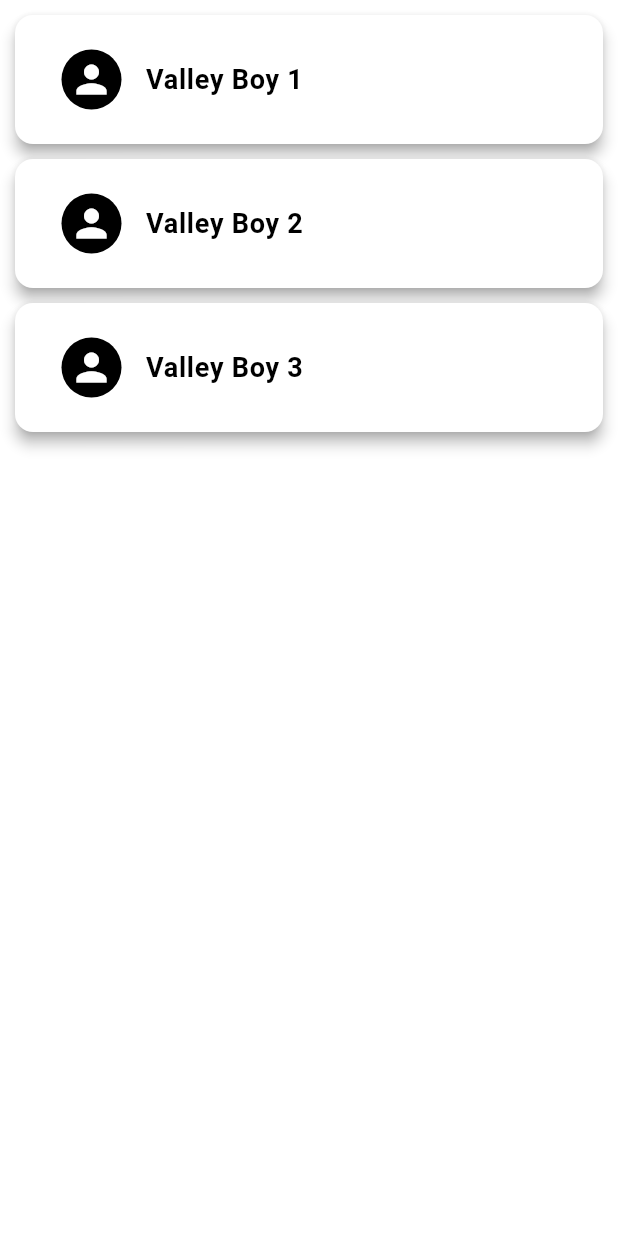
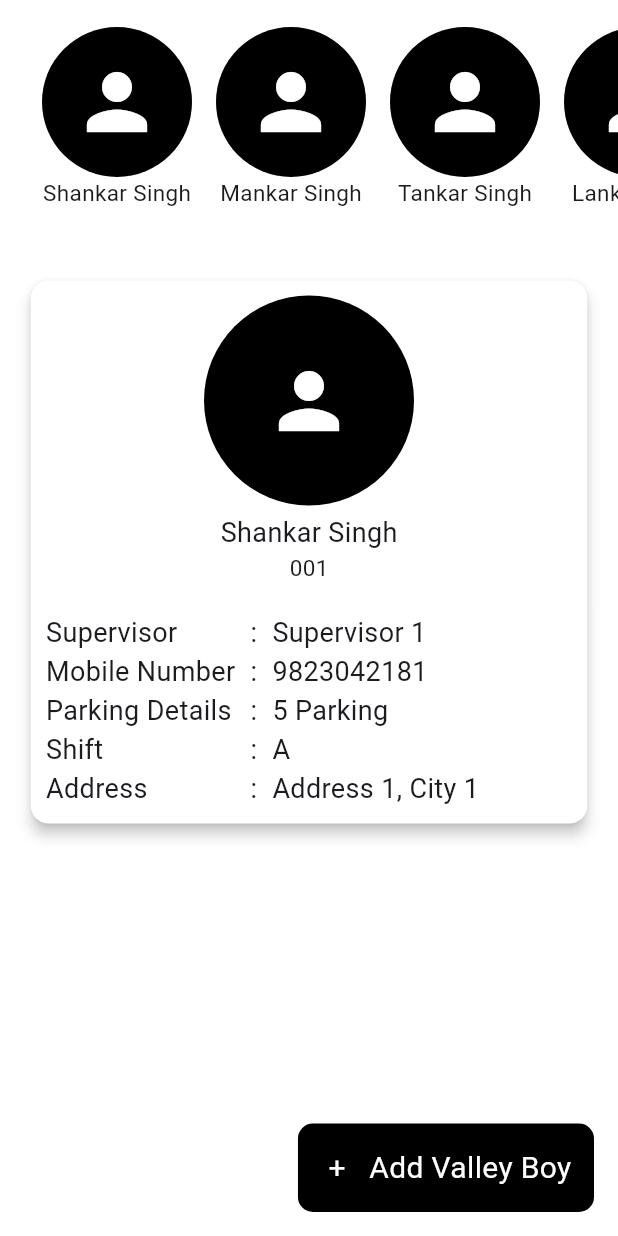
Before and after one commit to HBGadgets/I-park_flutterApp, a Flutter app: the ValleyBoyScreen screen opened directly, on a phone screen of 412 x 824 dp. Run offline on Flutter 3.47's test engine with Material 3 defaults, Android fonts, the phone set to English and light mode, and no system bars; our stand-ins replace image_picker, jwt_decoder, shared_preferences; accounts and stored records are empty.

Commit message:
added a valley boy screen to show his profile

```diff
--- a/lib/controller/user_login_auth.dart
+++ b/lib/controller/user_login_auth.dart
@@ -28,6 +28,8 @@ class AuthService {
         Map<String, dynamic> decodedToken = JwtDecoder.decode(keyToken!);
         int userRole = decodedToken['role'];
 
+        await prefs.setInt('userRole', userRole);
+
         Navigator.pushReplacement(
           context,
           MaterialPageRoute(builder: (context) => HomePage(userRole: userRole)),
@@ -47,6 +49,7 @@ class AuthService {
     final prefs = await SharedPreferences.getInstance();
     if (prefs.containsKey('token')) {
       await prefs.remove('token');
+      await prefs.remove('userRole');
       keyToken = null;
     }
   }
--- a/lib/main.dart
+++ b/lib/main.dart
@@ -22,17 +22,23 @@ class MyApp extends StatelessWidget {
           if (snapshot.connectionState == ConnectionState.waiting) {
             return const SplashPage();
           } else {
-            return snapshot.data == true
-                ? const HomePage(userRole: 0,)
-                : const SplashPage();
+            if (snapshot.data != null) {
+              final userRole = snapshot.data as int;
+              return HomePage(userRole: userRole);
+            } else {
+              return const SplashPage();
+            }
           }
         },
       ),
     );
   }
 
-  Future<bool> checkLoginStatus() async {
+  Future<int?> checkLoginStatus() async {
     final prefs = await SharedPreferences.getInstance();
-    return prefs.containsKey('token');
+    if (prefs.containsKey('token')) {
+      return prefs.getInt('userRole');
+    }
+    return null;
   }
 }
--- a/lib/view/ui/tabBar/main_home/home.dart
+++ b/lib/view/ui/tabBar/main_home/home.dart
@@ -149,7 +149,7 @@ class HomeScreen extends State<HomePage> {
                 backgroundColor: Colors.black12,
                 shape: RoundedRectangleBorder(
                   borderRadius: BorderRadius.circular(16),
-                ), // Rounded edges
+                ),
                 contentPadding: EdgeInsets.zero,
                 content: Container(
                   decoration: BoxDecoration(
@@ -223,7 +223,7 @@ class HomeScreen extends State<HomePage> {
           backgroundColor: color,
           shape: RoundedRectangleBorder(
             borderRadius: BorderRadius.circular(20),
-          ), // Rounded button
+          ),
         ),
         child: Text(text, style: TextStyle(color: Colors.black, fontSize: 16)),
       ),
--- a/lib/view/ui/valleyBoy/valleyBoyScreen.dart
+++ b/lib/view/ui/valleyBoy/valleyBoyScreen.dart
@@ -1,60 +1,190 @@
 import 'package:flutter/material.dart';
 
-class ValleyBoyScreen extends StatelessWidget {
+class ValleyBoyScreen extends StatefulWidget {
   const ValleyBoyScreen({super.key});
+
+  @override
+  ValleyBoyScreenState createState() => ValleyBoyScreenState();
+}
+
+class ValleyBoyScreenState extends State<ValleyBoyScreen> {
+
+  final List<Map<String, String>> valleyBoys = [
+    {
+      "name": "Shankar Singh",
+      "supervisor": "Supervisor 1",
+      "mobile": "9823042181",
+      "parking": "5 Parking",
+      "shift": "A",
+      "address": "Address 1, City 1",
+      "image": "assets/shankar.png",
+    },
+    {
+      "name": "Mankar Singh",
+      "supervisor": "Supervisor 2",
+      "mobile": "9823042182",
+      "parking": "8 Parking",
+      "shift": "B",
+      "address": "Address 2, City 2",
+      "image": "assets/mankar.png",
+    },
+    {
+      "name": "Tankar Singh",
+      "supervisor": "Supervisor 3",
+      "mobile": "9823042183",
+      "parking": "3 Parking",
+      "shift": "C",
+      "address": "Address 3, City 3",
+      "image": "assets/tankar.png",
+    },
+    {
+      "name": "Lankar Singh",
+      "supervisor": "Supervisor 4",
+      "mobile": "9823042184",
+      "parking": "2 Parking",
+      "shift": "D",
+      "address": "Address 4, City 4",
+      "image": "assets/lankar.png",
+    },
+  ];
+
+  int selectedIndex = 0;
 
   @override
   Widget build(BuildContext context) {
     return Scaffold(
-
+      floatingActionButton: Container(
+        decoration: BoxDecoration(
+          borderRadius: BorderRadius.circular(10),
+          color: Colors.black,
+        ),
+        child: Padding(
+          padding: const EdgeInsets.all(15.0),
+          child: Text(
+            " +   Add Valley Boy",
+            style: TextStyle(color: Colors.white, fontSize: 20),
+          ),
+        ),
+      ),
       backgroundColor: Colors.white,
-      body: ListView(
-        padding: EdgeInsets.all(10),
-        children: [
-          valleyBoyCardContent("Valley Boy 1"),
-          valleyBoyCardContent("Valley Boy 2"),
-          valleyBoyCardContent("Valley Boy 3"),
-        ],
-      ),
-    );
-  }
-
-  Widget valleyBoyCardContent(String name) {
-    return Card(
-      margin: const EdgeInsets.only(bottom: 10),
-      elevation: 4,
-      shadowColor: Colors.grey,
-      color: Colors.white,
-      child: Padding(
-        padding: EdgeInsets.all(15),
+      body: SingleChildScrollView(
         child: Column(
-          crossAxisAlignment: CrossAxisAlignment.center,
           children: [
-            listTileUser(name),
+            SizedBox(height: 10),
+            SingleChildScrollView(
+              scrollDirection: Axis.horizontal,
+              child: Row(
+                children: [
+                  SizedBox(width: 20),
+                  ...List.generate(valleyBoys.length, (index) {
+                    return GestureDetector(
+                      onTap: () {
+                        setState(() {
+                          selectedIndex = index;
+                        });
+                      },
+                      child: Padding(
+                        padding: const EdgeInsets.all(8.0),
+                        child: Container(
+                          width: 100,
+                          child: Column(
+                            children: [
+                              CircleAvatar(
+                                radius: 50,
+                                child: Icon(
+                                  Icons.person,
+                                  size: 60,
+                                  color: Colors.white,
+                                ),
+                                backgroundColor: Colors.black,
+                              ),
+                              Text(
+                                valleyBoys[index]["name"]!,
+                                style: TextStyle(fontSize: 15),
+                                maxLines: 2,
+                              ),
+                            ],
+                          ),
+                        ),
+                      ),
+                    );
+                  }),
+                ],
+              ),
+            ),
+            Card(
+              color: Colors.white,
+              elevation: 4,
+              margin: EdgeInsets.only(left: 20, right: 20, top: 40, bottom: 20),
+              child: Padding(
+                padding: const EdgeInsets.all(10.0),
+                child: Column(
+                  children: [
+                    CircleAvatar(
+                      radius: 70,
+                      child: Icon(
+                        Icons.person,
+                        size: 60,
+                        color: Colors.white,
+                      ),
+                      backgroundColor: Colors.black,
+                    ),
+                    SizedBox(height: 5),
+                    Text(valleyBoys[selectedIndex]["name"]!, style: TextStyle(fontSize: 18)),
+                    Text("001", style: TextStyle(fontSize: 15)),
+                    SizedBox(height: 20,),
+                    Wrap(
+                      alignment: WrapAlignment.center,
+                      spacing: 10,
+                      runSpacing: 10,
+                      children: [
+                        Column(
+                          crossAxisAlignment: CrossAxisAlignment.start,
+                          children: [
+                            Text("Supervisor", style: TextStyle(fontSize: 18)),
+                            Text("Mobile Number", style: TextStyle(fontSize: 18)),
+                            Text("Parking Details", style: TextStyle(fontSize: 18)),
+                            Text("Shift", style: TextStyle(fontSize: 18)),
+                            Text("Address", style: TextStyle(fontSize: 18)),
+                          ],
+                        ),
+                        Column(
+                          crossAxisAlignment: CrossAxisAlignment.start,
+                          children: [
+                            Text(":", style: TextStyle(fontSize: 18)),
+                            Text(":", style: TextStyle(fontSize: 18)),
+                            Text(":", style: TextStyle(fontSize: 18)),
+                            Text(":", style: TextStyle(fontSize: 18)),
+                            Text(":", style: TextStyle(fontSize: 18)),
+                          ],
+                        ),
+                        Column(
+                          crossAxisAlignment: CrossAxisAlignment.start,
+                          children: [
+                            Text(valleyBoys[selectedIndex]["supervisor"]!, style: TextStyle(fontSize: 18)),
+                            Text(valleyBoys[selectedIndex]["mobile"]!, style: TextStyle(fontSize: 18)),
+                            Text(valleyBoys[selectedIndex]["parking"]!, style: TextStyle(fontSize: 18)),
+                            Text(valleyBoys[selectedIndex]["shift"]!, style: TextStyle(fontSize: 18)),
+                            Container(
+                              width: 200,
+                              child: Text(
+                                valleyBoys[selectedIndex]["address"]!,
+                                maxLines: 2, // Limit to 2 lines
+                                overflow: TextOverflow.ellipsis,
+                                style: TextStyle(fontSize: 18),
+                              ),
+                            ),
+                          ],
+                        ),
+                      ],
+                    ),
+                  ],
+                ),
+              ),
+            ),
           ],
         ),
       ),
     );
   }
-
-  Widget listTileUser(String name) {
-    return ListTile(
-      leading: CircleAvatar(
-        backgroundColor: Colors.black,
-        child: Icon(
-          Icons.person,
-          color: Colors.white,
-          size: 30,
-        ),
-      ),
-      title: Text(
-        name,
-        style: TextStyle(
-          color: Colors.black,
-          fontWeight: FontWeight.bold,
-          fontSize: 18,
-        ),
-      ),
-    );
-  }
 }
```
